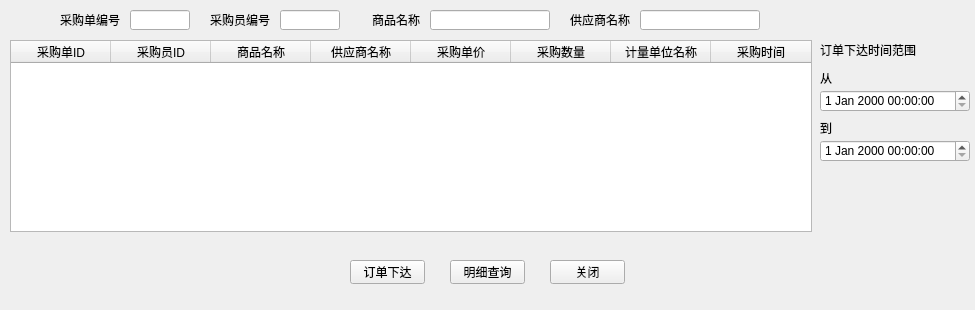
This is view/order_query.ui in ATang0729/Inventory-Sales-Management-System as Qt 5 draws it before an edit. The edited form follows.
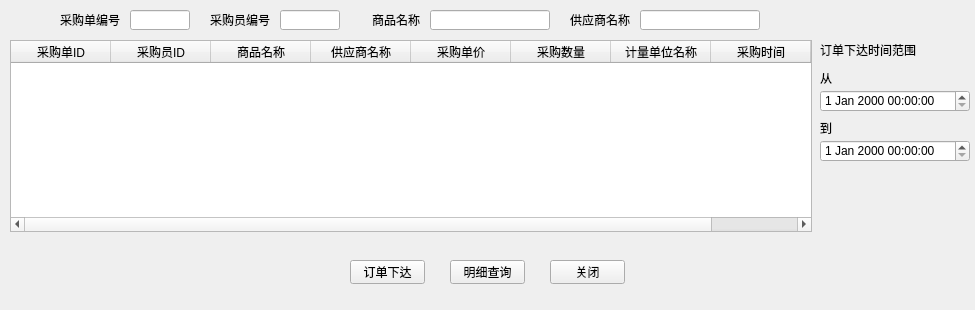
This is the edited form.

Commit message: Initial commit 2022年12月27日

```diff
--- a/view/order_query.ui
+++ b/view/order_query.ui
@@ -32,7 +32,7 @@
     <number>0</number>
    </property>
    <property name="columnCount">
-    <number>8</number>
+    <number>9</number>
    </property>
    <attribute name="horizontalHeaderCascadingSectionResizes">
     <bool>false</bool>
@@ -77,6 +77,11 @@
      <string>采购时间</string>
     </property>
    </column>
+   <column>
+    <property name="text">
+     <string>是否已入库</string>
+    </property>
+   </column>
   </widget>
   <widget class="QLabel" name="label">
    <property name="geometry">
```
Left out of the diff: 8 changed lines with no effect on the pictures.
